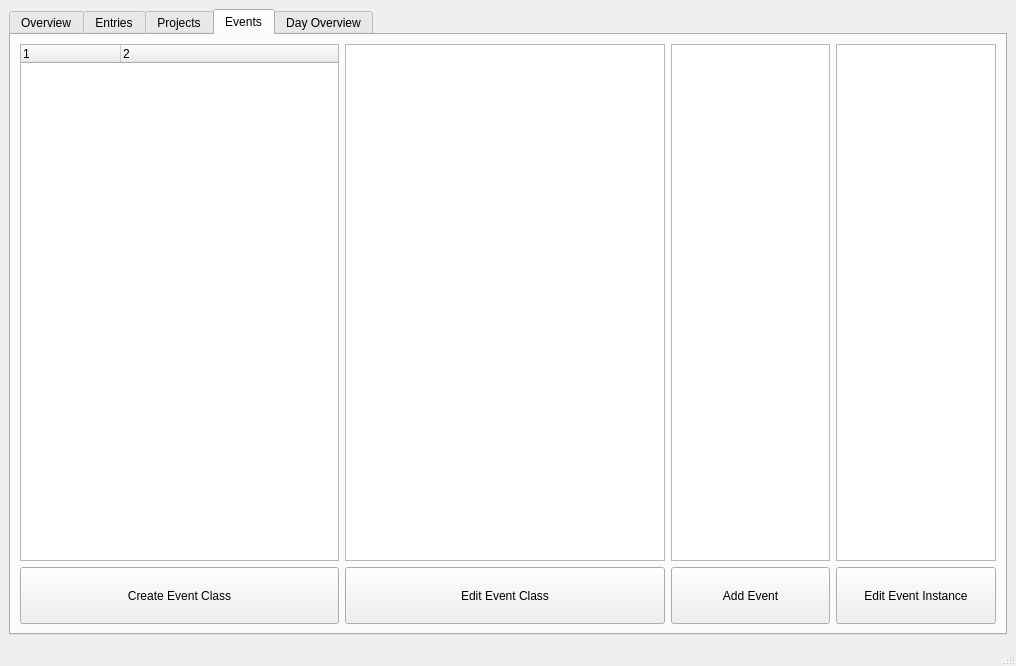
Above: mainwindow.ui from Leckatall/PyJournal before the change. Below: the same form after it.
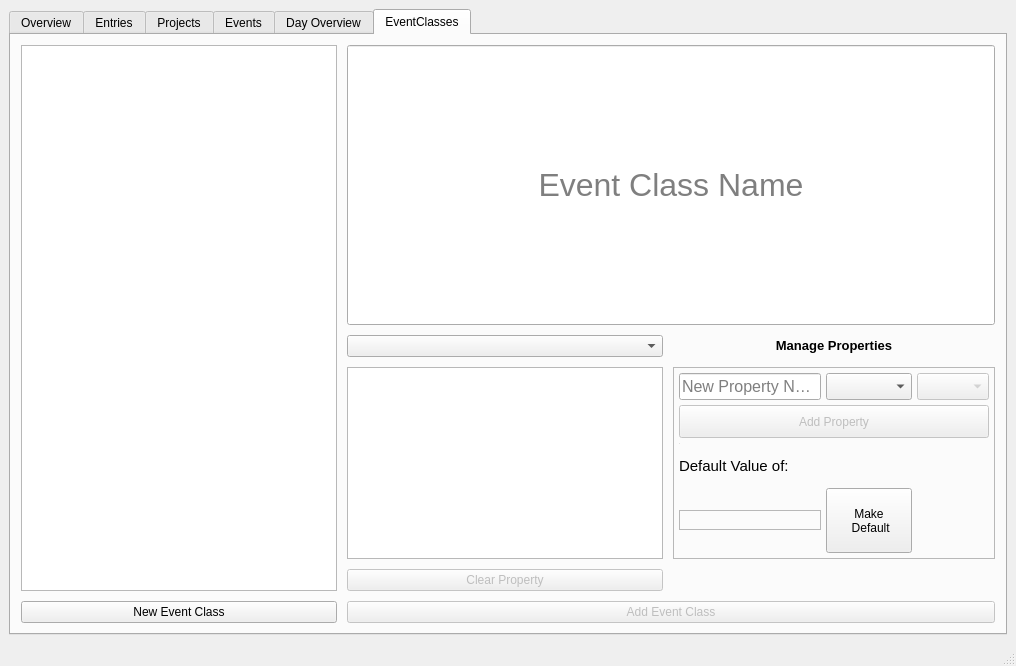
That is the form after the change. The open tabs and pages were chosen to show the change.

Commit message: New approach to EventClassManagement. We're scraping defaults. GUI.py has been split up into more files to improve readability

Diff of the .ui file:
```diff
--- a/mainwindow.ui
+++ b/mainwindow.ui
@@ -323,18 +323,22 @@
           </attribute>
           <column>
            <property name="text">
-            <string notr="true">1</string>
+            <string notr="true">Class Name</string>
            </property>
           </column>
           <column>
            <property name="text">
-            <string notr="true">2</string>
+            <string notr="true">Properties: Default</string>
            </property>
           </column>
          </widget>
         </item>
         <item row="0" column="1">
-         <widget class="QTableView" name="EventClassDetails"/>
+         <widget class="QTableView" name="EventClassDetails">
+          <attribute name="verticalHeaderVisible">
+           <bool>false</bool>
+          </attribute>
+         </widget>
         </item>
         <item row="0" column="2">
          <widget class="QTableView" name="EventsTable">
@@ -380,6 +384,9 @@
         </item>
         <item row="1" column="1">
          <widget class="QPushButton" name="EditEventClass">
+          <property name="enabled">
+           <bool>false</bool>
+          </property>
           <property name="sizePolicy">
            <sizepolicy hsizetype="Minimum" vsizetype="MinimumExpanding">
             <horstretch>0</horstretch>
@@ -434,6 +441,315 @@
         </property>
        </widget>
       </widget>
+      <widget class="QWidget" name="EventClasses">
+       <attribute name="title">
+        <string>EventClasses</string>
+       </attribute>
+       <layout class="QGridLayout" name="EventClassesGridLayout" rowstretch="1,0,0,0,0,0">
+        <property name="leftMargin">
+         <number>10</number>
+        </property>
+        <property name="topMargin">
+         <number>10</number>
+        </property>
+        <property name="rightMargin">
+         <number>10</number>
+        </property>
+        <property name="bottomMargin">
+         <number>10</number>
+        </property>
+        <property name="spacing">
+         <number>10</number>
+        </property>
+        <item row="1" column="1">
+         <widget class="QComboBox" name="ParentClass">
+          <property name="sizePolicy">
+           <sizepolicy hsizetype="Minimum" vsizetype="Fixed">
+            <horstretch>0</horstretch>
+            <verstretch>0</verstretch>
+           </sizepolicy>
+          </property>
+          <property name="placeholderText">
+           <string>Parent Class</string>
+          </property>
+         </widget>
+        </item>
+        <item row="0" column="1" colspan="2">
+         <widget class="QLineEdit" name="ClassName">
+          <property name="sizePolicy">
+           <sizepolicy hsizetype="Expanding" vsizetype="Expanding">
+            <horstretch>0</horstretch>
+            <verstretch>0</verstretch>
+           </sizepolicy>
+          </property>
+          <property name="font">
+           <font>
+            <pointsize>24</pointsize>
+            <strikeout>false</strikeout>
+           </font>
+          </property>
+          <property name="text">
+           <string/>
+          </property>
+          <property name="alignment">
+           <set>Qt::AlignmentFlag::AlignCenter</set>
+          </property>
+          <property name="placeholderText">
+           <string>Event Class Name</string>
+          </property>
+         </widget>
+        </item>
+        <item row="3" column="1">
+         <widget class="QPushButton" name="ClearProperty">
+          <property name="enabled">
+           <bool>false</bool>
+          </property>
+          <property name="text">
+           <string>Clear Property</string>
+          </property>
+         </widget>
+        </item>
+        <item row="4" column="0">
+         <widget class="QPushButton" name="NewEventClass_2">
+          <property name="sizePolicy">
+           <sizepolicy hsizetype="Minimum" vsizetype="MinimumExpanding">
+            <horstretch>0</horstretch>
+            <verstretch>0</verstretch>
+           </sizepolicy>
+          </property>
+          <property name="text">
+           <string>New Event Class</string>
+          </property>
+         </widget>
+        </item>
+        <item row="4" column="1" colspan="2">
+         <widget class="QPushButton" name="ConfirmAddEventClass">
+          <property name="enabled">
+           <bool>false</bool>
+          </property>
+          <property name="sizePolicy">
+           <sizepolicy hsizetype="MinimumExpanding" vsizetype="MinimumExpanding">
+            <horstretch>0</horstretch>
+            <verstretch>0</verstretch>
+           </sizepolicy>
+          </property>
+          <property name="text">
+           <string>Add Event Class</string>
+          </property>
+         </widget>
+        </item>
+        <item row="2" column="1">
+         <widget class="QTableView" name="ClassProperties">
+          <property name="selectionMode">
+           <enum>QAbstractItemView::SelectionMode::SingleSelection</enum>
+          </property>
+          <property name="selectionBehavior">
+           <enum>QAbstractItemView::SelectionBehavior::SelectRows</enum>
+          </property>
+          <attribute name="horizontalHeaderCascadingSectionResizes">
+           <bool>true</bool>
+          </attribute>
+          <attribute name="horizontalHeaderStretchLastSection">
+           <bool>true</bool>
+          </attribute>
+          <attribute name="verticalHeaderVisible">
+           <bool>false</bool>
+          </attribute>
+         </widget>
+        </item>
+        <item row="2" column="2">
+         <widget class="QFrame" name="PropertyManagementFrame">
+          <property name="frameShape">
+           <enum>QFrame::Shape::StyledPanel</enum>
+          </property>
+          <property name="frameShadow">
+           <enum>QFrame::Shadow::Plain</enum>
+          </property>
+          <layout class="QGridLayout" name="PropertyManagementGridLayout" rowstretch="2,1,0,1,2" columnstretch="3,1,0">
+           <property name="leftMargin">
+            <number>5</number>
+           </property>
+           <property name="topMargin">
+            <number>5</number>
+           </property>
+           <property name="rightMargin">
+            <number>5</number>
+           </property>
+           <property name="bottomMargin">
+            <number>5</number>
+           </property>
+           <property name="spacing">
+            <number>5</number>
+           </property>
+           <item row="4" column="1">
+            <widget class="QPushButton" name="NewDefaultProperty">
+             <property name="sizePolicy">
+              <sizepolicy hsizetype="Minimum" vsizetype="MinimumExpanding">
+               <horstretch>0</horstretch>
+               <verstretch>0</verstretch>
+              </sizepolicy>
+             </property>
+             <property name="text">
+              <string>Make
+ Default</string>
+             </property>
+            </widget>
+           </item>
+           <item row="0" column="1">
+            <widget class="QComboBox" name="PropertyDataType">
+             <property name="sizePolicy">
+              <sizepolicy hsizetype="Preferred" vsizetype="Minimum">
+               <horstretch>0</horstretch>
+               <verstretch>0</verstretch>
+              </sizepolicy>
+             </property>
+             <property name="placeholderText">
+              <string>Data Type</string>
+             </property>
+            </widget>
+           </item>
+           <item row="0" column="0">
+            <widget class="QLineEdit" name="PropertyName">
+             <property name="sizePolicy">
+              <sizepolicy hsizetype="Expanding" vsizetype="Maximum">
+               <horstretch>0</horstretch>
+               <verstretch>0</verstretch>
+              </sizepolicy>
+             </property>
+             <property name="font">
+              <font>
+               <pointsize>12</pointsize>
+              </font>
+             </property>
+             <property name="placeholderText">
+              <string>New Property Name</string>
+             </property>
+            </widget>
+           </item>
+           <item row="3" column="0" colspan="2">
+            <widget class="QLabel" name="DefaultPropertyLabel">
+             <property name="font">
+              <font>
+               <pointsize>11</pointsize>
+               <underline>false</underline>
+               <kerning>true</kerning>
+              </font>
+             </property>
+             <property name="text">
+              <string>&lt;html&gt;&lt;head/&gt;&lt;body&gt;&lt;p&gt;Default Value of:&lt;/p&gt;&lt;/body&gt;&lt;/html&gt;</string>
+             </property>
+             <property name="textFormat">
+              <enum>Qt::TextFormat::MarkdownText</enum>
+             </property>
+             <property name="margin">
+              <number>10</number>
+             </property>
+            </widget>
+           </item>
+           <item row="4" column="0">
+            <widget class="QFrame" name="PropertyDefaultWidgetFrame">
+             <property name="sizePolicy">
+              <sizepolicy hsizetype="Preferred" vsizetype="Maximum">
+               <horstretch>0</horstretch>
+               <verstretch>0</verstretch>
+              </sizepolicy>
+             </property>
+             <property name="frameShape">
+              <enum>QFrame::Shape::StyledPanel</enum>
+             </property>
+             <property name="frameShadow">
+              <enum>QFrame::Shadow::Raised</enum>
+             </property>
+             <layout class="QVBoxLayout" name="verticalLayout_2">
+              <item>
+               <widget class="QWidget" name="widget" native="true"/>
+              </item>
+             </layout>
+            </widget>
+           </item>
+           <item row="0" column="2">
+            <widget class="QComboBox" name="PropertyDataUnit">
+             <property name="enabled">
+              <bool>false</bool>
+             </property>
+             <property name="sizePolicy">
+              <sizepolicy hsizetype="Preferred" vsizetype="Minimum">
+               <horstretch>0</horstretch>
+               <verstretch>0</verstretch>
+              </sizepolicy>
+             </property>
+             <property name="currentText">
+              <string/>
+             </property>
+             <property name="placeholderText">
+              <string>Unit</string>
+             </property>
+            </widget>
+           </item>
+           <item row="1" column="0" colspan="3">
+            <widget class="QPushButton" name="AddProperty">
+             <property name="enabled">
+              <bool>false</bool>
+             </property>
+             <property name="sizePolicy">
+              <sizepolicy hsizetype="Minimum" vsizetype="MinimumExpanding">
+               <horstretch>0</horstretch>
+               <verstretch>3</verstretch>
+              </sizepolicy>
+             </property>
+             <property name="text">
+              <string>Add Property</string>
+             </property>
+            </widget>
+           </item>
+           <item row="2" column="0" colspan="3">
+            <widget class="QLabel" name="label">
+             <property name="sizePolicy">
+              <sizepolicy hsizetype="Preferred" vsizetype="Fixed">
+               <horstretch>0</horstretch>
+               <verstretch>0</verstretch>
+              </sizepolicy>
+             </property>
+             <property name="font">
+              <font>
+               <pointsize>1</pointsize>
+              </font>
+             </property>
+             <property name="text">
+              <string>---</string>
+             </property>
+             <property name="textFormat">
+              <enum>Qt::TextFormat::MarkdownText</enum>
+             </property>
+            </widget>
+           </item>
+          </layout>
+         </widget>
+        </item>
+        <item row="1" column="2">
+         <widget class="QLabel" name="ManagePropertiesLabel">
+          <property name="font">
+           <font>
+            <pointsize>10</pointsize>
+           </font>
+          </property>
+          <property name="text">
+           <string>&lt;html&gt;&lt;head/&gt;&lt;body&gt;&lt;p align=&quot;center&quot;&gt;&lt;span style=&quot; font-weight:700;&quot;&gt;Manage Properties&lt;/span&gt;&lt;/p&gt;&lt;/body&gt;&lt;/html&gt;</string>
+          </property>
+         </widget>
+        </item>
+        <item row="0" column="0" rowspan="4">
+         <widget class="QListView" name="EventClassList">
+          <property name="sizePolicy">
+           <sizepolicy hsizetype="Expanding" vsizetype="Expanding">
+            <horstretch>0</horstretch>
+            <verstretch>0</verstretch>
+           </sizepolicy>
+          </property>
+         </widget>
+        </item>
+       </layout>
+      </widget>
      </widget>
     </item>
    </layout>
```
Left out of the diff: 15 changed lines with no effect on the pictures. The commit also changes 14 other files.
